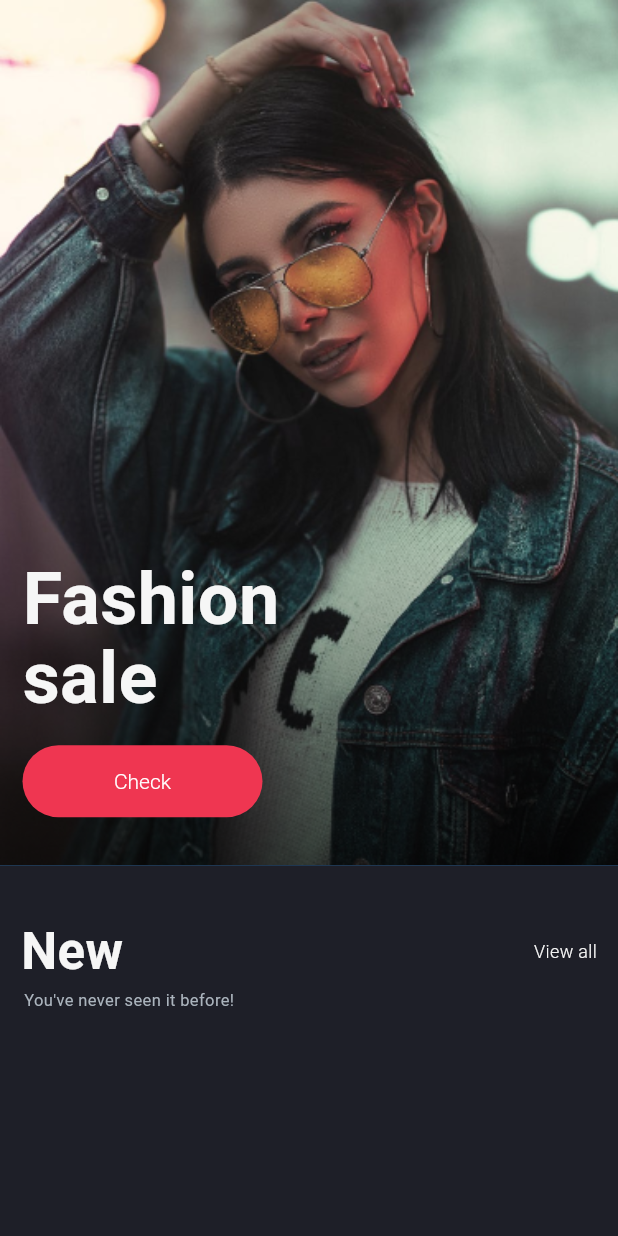
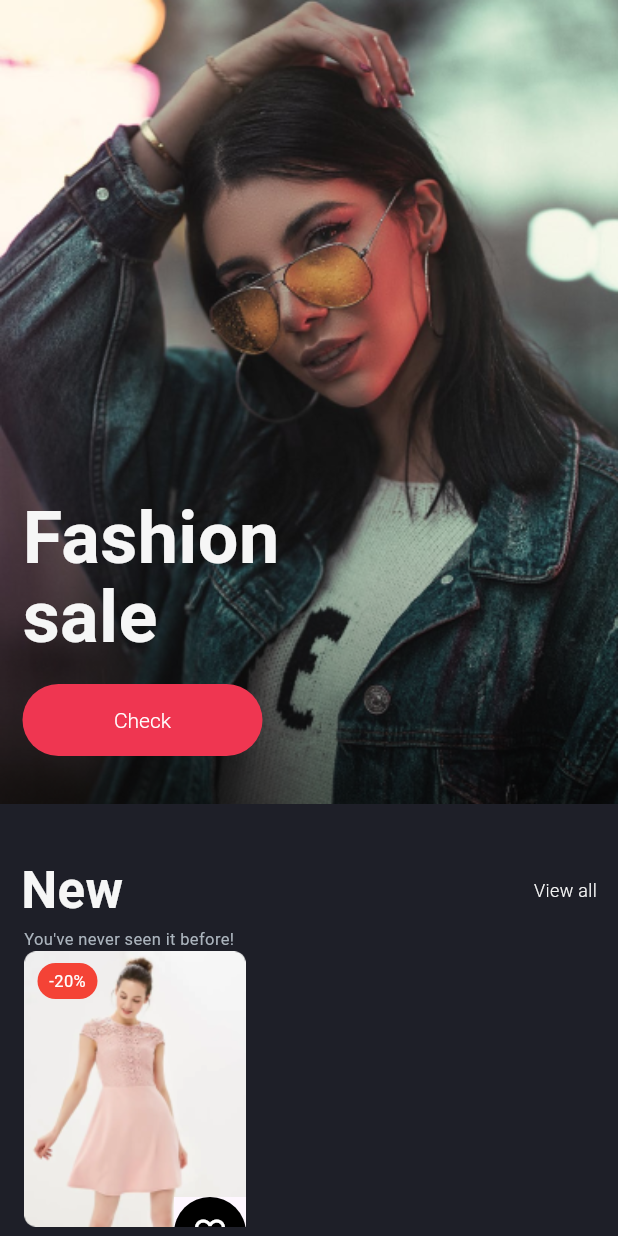
Before and after one commit to kchasiotis/portofolio_e_commerce, a Flutter app: the Home screen opened by its route, on a phone screen of 412 x 824 dp. Run offline on Flutter 3.47's test engine with Material 3 defaults, Android fonts, the phone set to English and light mode, and no system bars.

Commit message:
Implements home, upper card part

```diff
--- a/lib/pages/home_screen/home.dart
+++ b/lib/pages/home_screen/home.dart
@@ -1,6 +1,7 @@
 // create stateless widget
 import 'package:flutter/cupertino.dart';
 import 'package:flutter/material.dart';
+import 'package:portofolio_e_commerce/pages/product_card/product_card.dart';
 
 import '../../widgets/headers.dart';
 import '../../widgets/primary_button.dart';
@@ -14,10 +15,11 @@ class Home extends StatelessWidget {
       /*appBar: AppBar(
         title: Text('Home'),//have a look here https://api.flutter.dev/flutter/services/SystemUiOverlayStyle-class.html
       ),*/
-      body: Column(
+      body: SingleChildScrollView(
+          child: Column(
         children: [
-          Expanded(
-              flex: 7,
+          Container(
+              height: 536, // todo: size dynamically
               child: Stack(children: [
                 Container(
                   decoration: BoxDecoration(
@@ -57,8 +59,7 @@ class Home extends StatelessWidget {
                   ),
                 )
               ])),
-          const Expanded(
-            flex: 3,
+          Container(
             child: Column(
               crossAxisAlignment: CrossAxisAlignment.start,
               children: [
@@ -84,11 +85,16 @@ class Home extends StatelessWidget {
                     style: TextStyle(color: Color(0xffABB4BD), fontSize: 11),
                   ),
                 ),
+                Padding(
+                  padding: EdgeInsets.only(left: 16),
+                  child: ProductCard(image: 'product1.png'),
+                ),
+                SizedBox(height: 16),
               ],
             ),
           )
         ],
-      ),
+      )),
     );
   }
 }
--- /dev/null
+++ b/lib/pages/product_card/product_card.dart
@@ -0,0 +1,51 @@
+import 'package:flutter/material.dart';
+
+class ProductCard extends StatelessWidget {
+  const ProductCard({Key? key, required this.image}) : super(key: key);
+  final String image;
+
+  @override
+  Widget build(build) {
+    return Stack(children: [
+      Column(children: [
+        // A stack instead of a container would be cleaner
+        Container(
+            alignment: Alignment.topLeft,
+            width: 148,
+            height: 184,
+            decoration: BoxDecoration(
+                borderRadius: BorderRadius.circular(8),
+                image: DecorationImage(
+                  image: AssetImage('assets/images/${image}'),
+                  fit: BoxFit.cover,
+                )),
+            child: Padding(
+                padding: const EdgeInsets.only(left: 9, top: 8),
+                child: Container(
+                  alignment: Alignment.center,
+                  decoration: BoxDecoration(
+                      color: Colors.red,
+                      borderRadius: BorderRadius.circular(16)),
+                  width: 40,
+                  height: 24,
+                  child: Text('-20%',
+                      style: TextStyle(color: Colors.white, fontSize: 11)),
+                )))
+      ]),
+      Column(),
+      Positioned(
+          right: 0,
+          top: 164,
+          child: Material(
+              child: Ink(
+            decoration: const ShapeDecoration(
+                color: Colors.black, shape: CircleBorder()),
+            child: IconButton(
+              onPressed: () {},
+              icon: Icon(Icons.favorite_border, color: Colors.white),
+              iconSize: 24,
+            ),
+          ))),
+    ]);
+  }
+}
```
Also changed, not shown: assets/images/product1.png (added).
